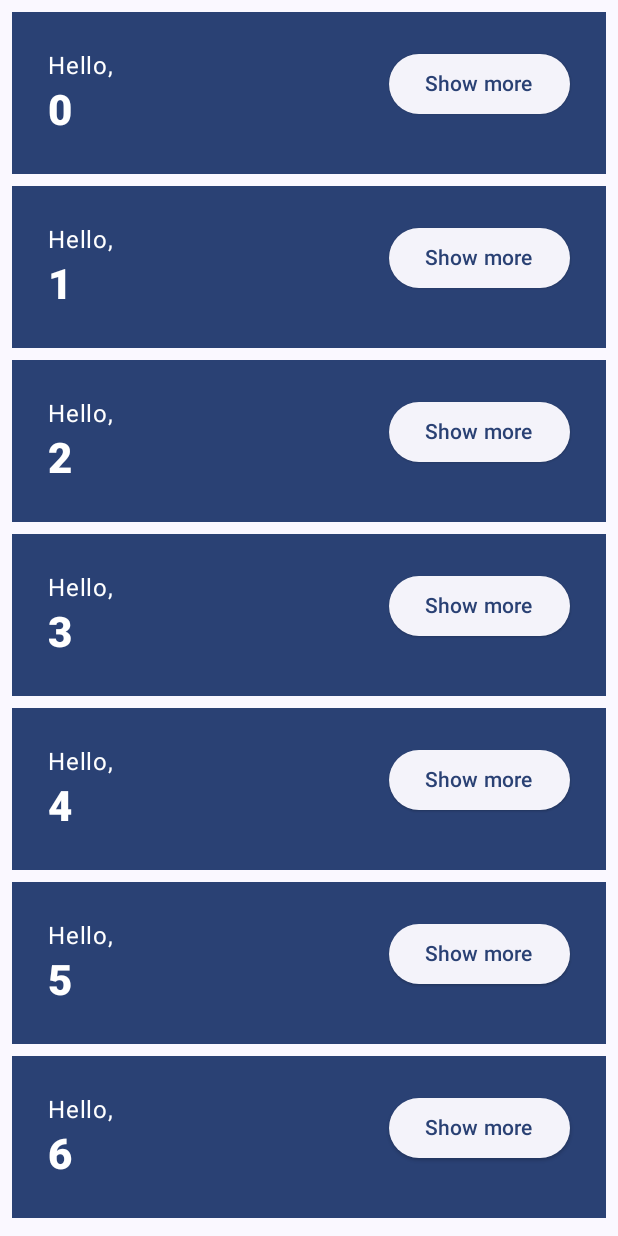
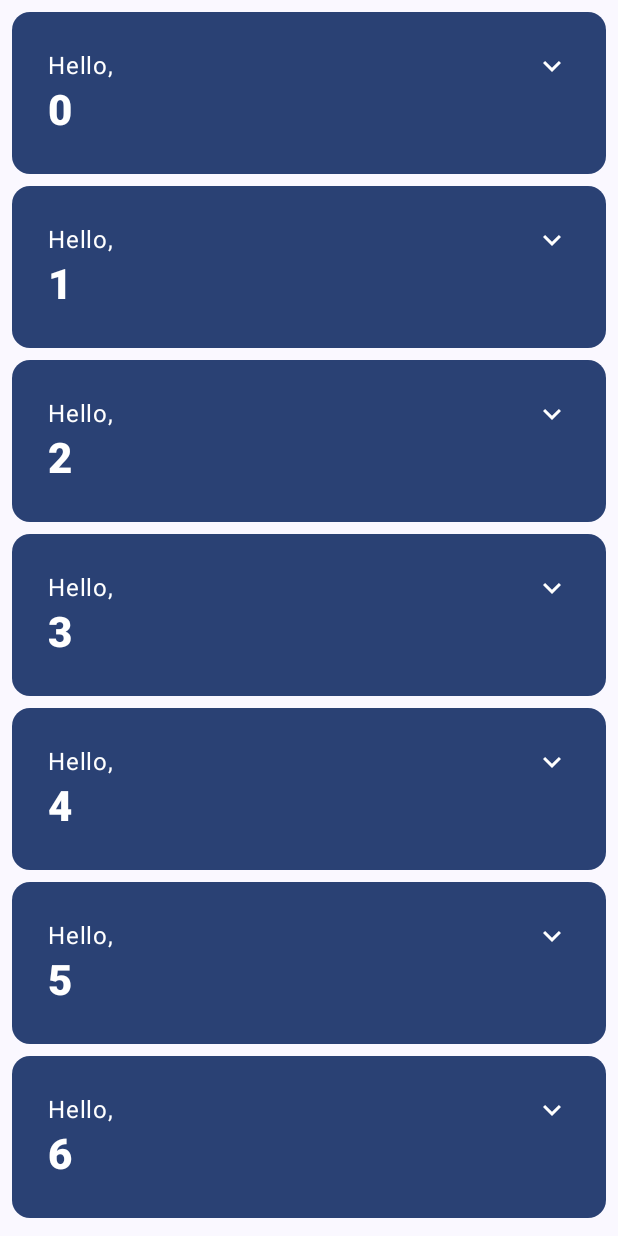
Before and after one commit to NCBarrett/Basics_CodeLab, an Android app built with Jetpack Compose: the screen it shows after launch (MainActivity), after a tap on "Continue", on a phone screen of 412 x 824 dp. Run offline under Robolectric (Android 15) with nearby library versions, the phone set to English and light mode, and no system bars.

Commit message:
Completed Compose Basics Step 13

```diff
--- a/app/src/main/java/com/example/basicscodelab/MainActivity.kt
+++ b/app/src/main/java/com/example/basicscodelab/MainActivity.kt
@@ -4,8 +4,9 @@ import android.content.res.Configuration.UI_MODE_NIGHT_YES
 import android.os.Bundle
 import androidx.activity.ComponentActivity
 import androidx.activity.compose.setContent
+import androidx.compose.animation.animateContentSize
 import androidx.compose.animation.core.Spring
-import androidx.compose.animation.core.animateDpAsState
+//import androidx.compose.animation.core.animateDpAsState
 import androidx.compose.animation.core.spring
 import androidx.compose.foundation.layout.Arrangement
 import androidx.compose.foundation.layout.Column
@@ -14,8 +15,14 @@ import androidx.compose.foundation.layout.fillMaxSize
 import androidx.compose.foundation.layout.padding
 import androidx.compose.foundation.lazy.LazyColumn
 import androidx.compose.foundation.lazy.items
+import androidx.compose.material.icons.Icons
+import androidx.compose.material.icons.filled.ExpandLess
+import androidx.compose.material.icons.filled.ExpandMore
 import androidx.compose.material3.Button
-import androidx.compose.material3.ElevatedButton
+import androidx.compose.material3.Card
+import androidx.compose.material3.CardDefaults
+//import androidx.compose.material3.ElevatedButton
+import androidx.compose.material3.Icon
 import androidx.compose.material3.IconButton
 import androidx.compose.material3.MaterialTheme
 import androidx.compose.material3.Surface
@@ -28,10 +35,11 @@ import androidx.compose.runtime.saveable.rememberSaveable
 import androidx.compose.runtime.setValue
 import androidx.compose.ui.Alignment
 import androidx.compose.ui.Modifier
+//import androidx.compose.ui.graphics.vector.ImageVector
 import androidx.compose.ui.res.stringResource
 import androidx.compose.ui.text.font.FontWeight
 import androidx.compose.ui.tooling.preview.Preview
-import androidx.compose.ui.unit.Dp
+//import androidx.compose.ui.unit.Dp
 import androidx.compose.ui.unit.dp
 import com.example.basicscodelab.ui.theme.BasicsCodeLabTheme
 
@@ -94,41 +102,48 @@ private fun Greetings(
 
 @Composable
 private fun Greeting(name: String) {
+    Card (
+        colors = CardDefaults.cardColors(
+            containerColor = MaterialTheme.colorScheme.primary
+        ),
+        modifier = Modifier.padding(vertical = 4.dp, horizontal = 8.dp)
+    ) {
+        CardContent(name)
+    }
+}
+
+@Composable
+private fun CardContent (name: String) {
     var expanded by remember { mutableStateOf(false) }
 
-    var contentDescription: String
-
-    val extraPadding: Dp by animateDpAsState(
-        if (expanded) 48.dp else 0.dp,
+    Row (
+        modifier = Modifier
+            .padding(12.dp)
+            .animateContentSize (
                 animationSpec = spring(
                     dampingRatio = Spring.DampingRatioMediumBouncy,
                     stiffness = Spring.StiffnessLow
             )
         )
-    Surface(
-        color = MaterialTheme.colorScheme.primary,
-        modifier = Modifier.padding(vertical = 4.dp, horizontal = 8.dp)
     ) {
-        Row (modifier = Modifier.padding(24.dp)) {
-            Column(modifier = Modifier
+        Column(
+            modifier = Modifier
                 .weight(1f)
-                .padding(bottom = extraPadding.coerceAtLeast(0.dp))
+                .padding(12.dp)
         ) {
             Text(text = "Hello, ")
             Text(text = name, style = MaterialTheme.typography.headlineMedium.copy(
                 fontWeight = FontWeight.ExtraBold)
             )
         }
-            IconButton(onClick = { /*TODO*/ }) {
-
-            }
-            ElevatedButton(
-                onClick = { expanded = !expanded }
-            ) {
-                contentDescription = if (expanded) stringResource(R.string.show_less)
-                    else stringResource(R.string.show_more)
-                Text(contentDescription)
-            }
+        IconButton(onClick = { expanded = !expanded } ) {
+            Icon(
+                imageVector = if (expanded) Icons.Filled.ExpandLess
+                else Icons.Filled.ExpandMore,
+                contentDescription = if (expanded) {
+                    stringResource(R.string.show_less)
+                } else {
+                    stringResource(R.string.show_more) })
         }
     }
 }
```
Also changed, not shown: app/gradle/wrapper/gradle-wrapper.properties (added), 4 other files. Lines whose indentation alone changed are shown as unchanged.
